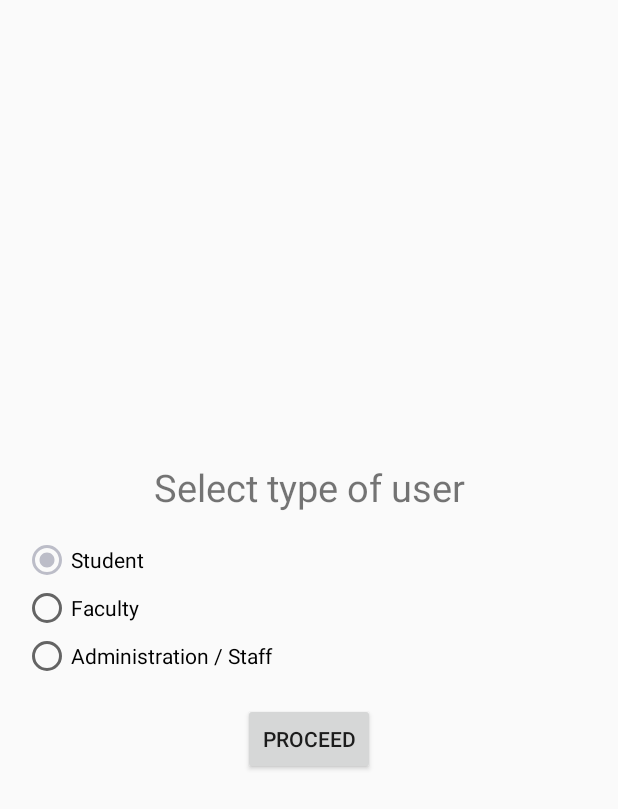
After one commit to blackdog1520/ThaparHelper, an Android app: the layout activity_user_type.xml on its own in the app's theme, with its tools: preview values and no code run, on a phone screen of 412 x 824 dp. The commit adds this screen. Shown: the top 809 px of the screen. Run offline under Robolectric (Android 15) with nearby library versions, the phone set to English and light mode, and no system bars.

Commit message:
v1.1 Added user type activity

```diff
--- /dev/null
+++ b/app/src/main/res/layout/activity_user_type.xml
@@ -0,0 +1,57 @@
+<?xml version="1.0" encoding="utf-8"?>
+<androidx.constraintlayout.widget.ConstraintLayout xmlns:android="http://schemas.android.com/apk/res/android"
+    xmlns:app="http://schemas.android.com/apk/res-auto"
+    xmlns:tools="http://schemas.android.com/tools"
+    android:layout_width="match_parent"
+    android:layout_height="match_parent"
+    tools:context=".UserTypeActivity">
+
+    <LinearLayout
+        android:layout_width="match_parent"
+        android:layout_height="wrap_content"
+        android:orientation="vertical"
+        app:layout_constraintLeft_toLeftOf="parent"
+        app:layout_constraintRight_toRightOf="parent"
+        app:layout_constraintTop_toTopOf="parent"
+        app:layout_constraintBottom_toBottomOf="parent">
+
+        <TextView
+            android:layout_width="match_parent"
+            android:layout_height="wrap_content"
+            android:text="Select type of user"
+            android:gravity="center"
+            android:textSize="25sp"/>
+
+        <RadioGroup
+            android:id="@+id/userTypeRadioGroup"
+            android:layout_width="match_parent"
+            android:layout_height="match_parent"
+            android:padding="15dp">
+
+            <RadioButton
+                android:id="@+id/studentUser"
+                android:layout_width="match_parent"
+                android:layout_height="wrap_content"
+                android:text="Student"
+                android:checked="true"/>
+
+            <RadioButton
+                android:id="@+id/facultyUser"
+                android:layout_width="match_parent"
+                android:layout_height="wrap_content"
+                android:text="Faculty" />
+
+            <RadioButton
+                android:id="@+id/administrationUser"
+                android:layout_width="match_parent"
+                android:layout_height="wrap_content"
+                android:text="Administration / Staff" />
+        </RadioGroup>
+        <Button
+            android:id="@+id/proceedButton"
+            android:layout_width="wrap_content"
+            android:layout_height="wrap_content"
+            android:text="Proceed"
+            android:layout_gravity="center"/>
+    </LinearLayout>
+</androidx.constraintlayout.widget.ConstraintLayout>
--- a/app/src/main/res/values/strings.xml
+++ b/app/src/main/res/values/strings.xml
@@ -4,6 +4,9 @@
     <string name="type_your_password_here">Password</string>
     <string name="name">Name</string>
     <string name="roll_number">Roll number</string>
+    <string name="branch">Branch</string>
+    <string name="department">Department</string>
+    <string name="designation">Designation</string>
     <!-- TODO: Remove or change this placeholder text -->
     <string name="hello_blank_fragment">Hello blank fragment</string>
     <string name="username">UserName</string>
```
Also changed, not shown: app/src/main/java/com/blackdev/thaparhelper/SignUpActivity.java (+16 -3 lines), app/src/main/java/com/blackdev/thaparhelper/UserTypeActivity.kt (added, +35 -0 lines), app/src/main/res/layout/activity_sign_up.xml (+106 -48 lines).
